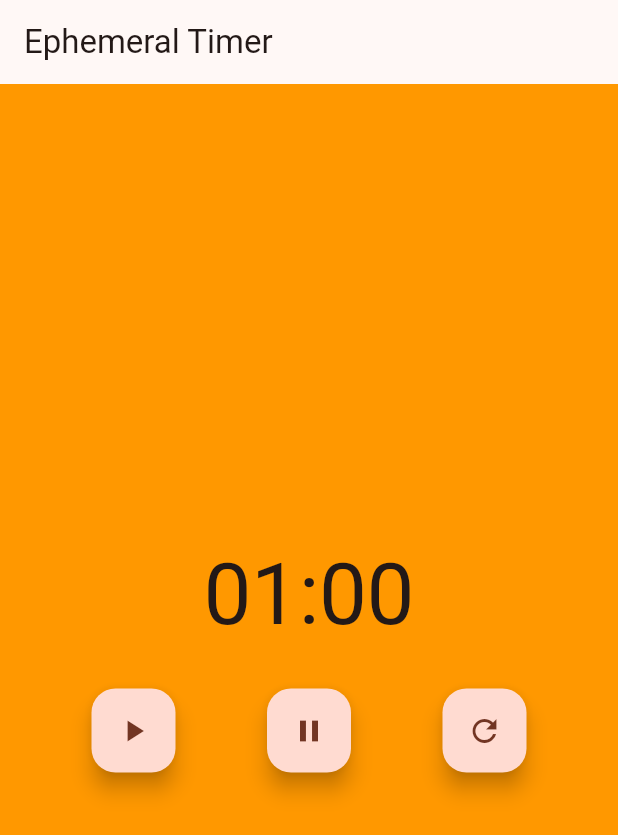
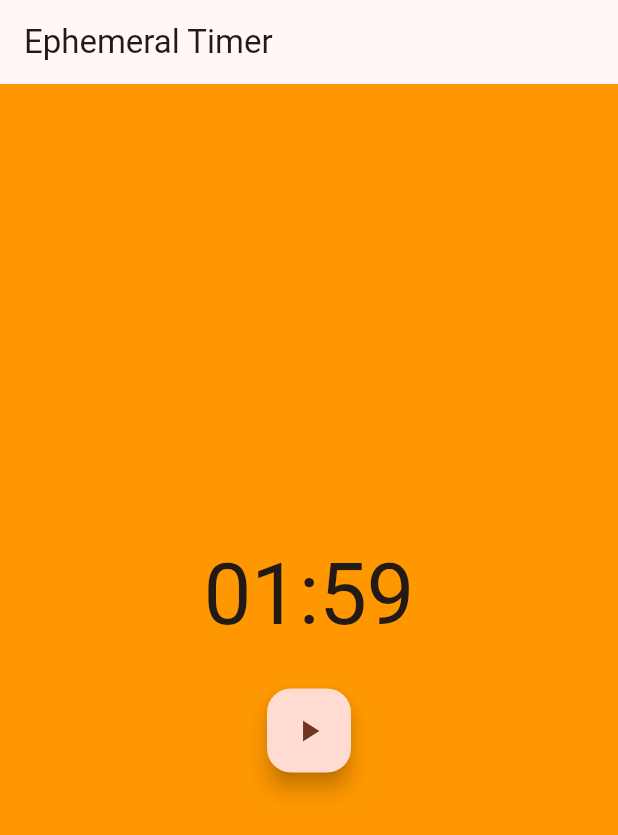
Before and after one commit to DevNweYi/timer_getx, a Flutter app: the screen it shows after launch, after a tap on the "play arrow" icon, on a phone screen of 412 x 824 dp. Shown: the top 835 px of the screen. Run offline on Flutter 3.47's test engine with Material 2 defaults, Android fonts, the phone set to English and light mode, and no system bars.

Commit message:
implement coding

```diff
--- a/lib/ui/timer_page.dart
+++ b/lib/ui/timer_page.dart
@@ -1,3 +1,5 @@
+import 'dart:async';
+
 import 'package:flutter/material.dart';
 
 class TimerPage extends StatefulWidget {
@@ -7,9 +9,39 @@ class TimerPage extends StatefulWidget {
   State<TimerPage> createState() => _TimerPageState();
 }
 
-enum ButtonState { initial, play, pause }
+enum ButtonState { initial, runInProgress, pause, complete }
 
 class _TimerPageState extends State<TimerPage> {
+  dynamic _currentButtonState;
+  String _minute = '01', _second = '00';
+  StreamController<String> _streamController = StreamController();
+
+  @override
+  void initState() {
+    _currentButtonState = ButtonState.initial;
+    _streamController.add(_second);
+    super.initState();
+  }
+
+  @override
+  void dispose() {
+    _streamController.close();
+    super.dispose();
+  }
+
+  _countSecond() async {
+    for (int i = 59; i >= 0; i--) {
+      await Future.delayed(const Duration(seconds: 1));
+      _streamController.sink.add(i.toString());
+    }
+  }
+
+  _play() {
+    setState(() {
+      _minute = '00';
+    });
+  }
+
   @override
   Widget build(BuildContext context) {
     return Scaffold(
@@ -22,22 +54,70 @@ class _TimerPageState extends State<TimerPage> {
           crossAxisAlignment: CrossAxisAlignment.center,
           mainAxisAlignment: MainAxisAlignment.center,
           children: [
-            Text(
-              "01:00",
-              style: Theme.of(context).textTheme.displayLarge,
-            ),
+            StreamBuilder<String>(
+                stream: _streamController.stream,
+                builder: (context, snapshot) {
+                  return Text(
+                    "$_minute:${snapshot.data}",
+                    style: Theme.of(context).textTheme.displayLarge,
+                  );
+                }),
             const SizedBox(
               height: 30,
             ),
             Row(
               mainAxisAlignment: MainAxisAlignment.spaceEvenly,
               children: [
-                FloatingActionButton(
-                    child: const Icon(Icons.play_arrow), onPressed: () {}),
-                FloatingActionButton(
-                    child: const Icon(Icons.pause), onPressed: () {}),
-                FloatingActionButton(
-                    child: const Icon(Icons.refresh), onPressed: () {}),
+                if (_currentButtonState == ButtonState.initial) ...[
+                  FloatingActionButton(
+                      child: const Icon(Icons.play_arrow),
+                      onPressed: () {
+                        //_play();
+                        _countSecond();
+                        /* setState(() {
+                          _currentButtonState = ButtonState.runInProgress;
+                        }); */
+                      }),
+                ] else if (_currentButtonState ==
+                    ButtonState.runInProgress) ...[
+                  FloatingActionButton(
+                      child: const Icon(Icons.pause),
+                      onPressed: () {
+                        setState(() {
+                          _currentButtonState = ButtonState.pause;
+                        });
+                      }),
+                  FloatingActionButton(
+                      child: const Icon(Icons.replay),
+                      onPressed: () {
+                        setState(() {
+                          _currentButtonState = ButtonState.initial;
+                        });
+                      }),
+                ] else if (_currentButtonState == ButtonState.pause) ...[
+                  FloatingActionButton(
+                      child: const Icon(Icons.play_arrow),
+                      onPressed: () {
+                        setState(() {
+                          _currentButtonState = ButtonState.runInProgress;
+                        });
+                      }),
+                  FloatingActionButton(
+                      child: const Icon(Icons.replay),
+                      onPressed: () {
+                        setState(() {
+                          _currentButtonState = ButtonState.initial;
+                        });
+                      }),
+                ] else if (_currentButtonState == ButtonState.complete) ...[
+                  FloatingActionButton(
+                      child: const Icon(Icons.replay),
+                      onPressed: () {
+                        setState(() {
+                          _currentButtonState = ButtonState.initial;
+                        });
+                      })
+                ]
               ],
             )
           ],
```
